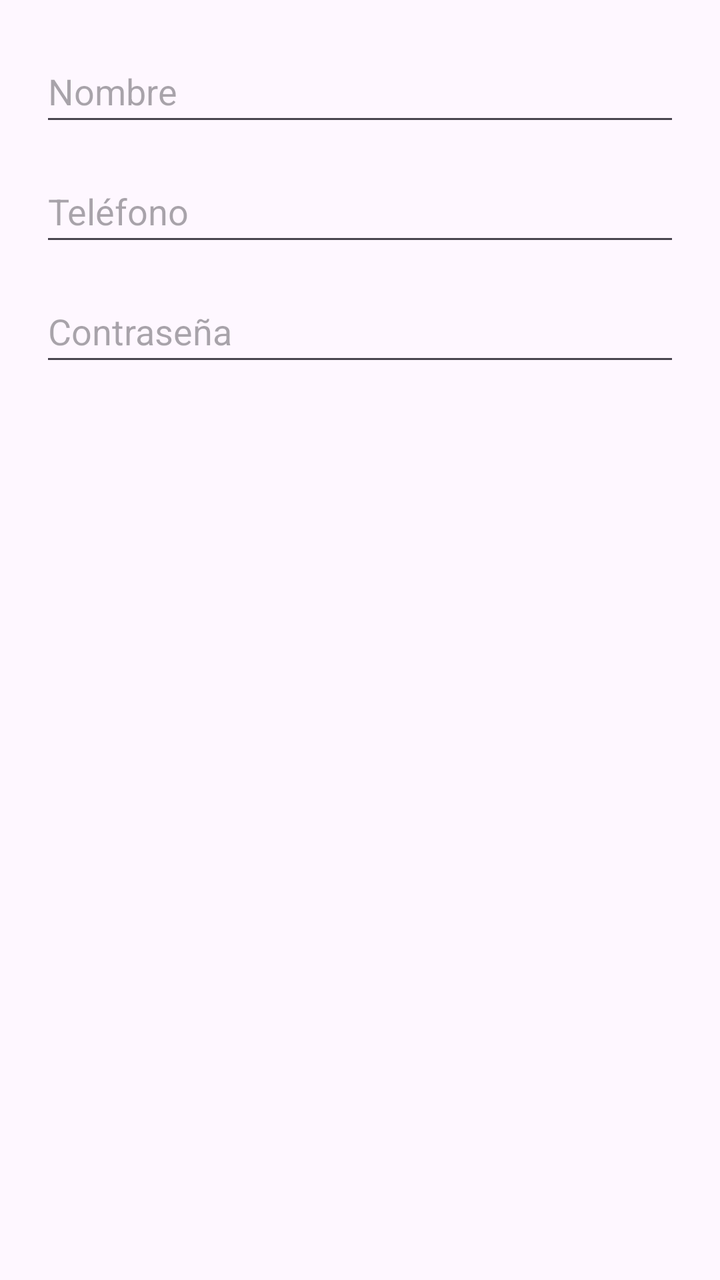
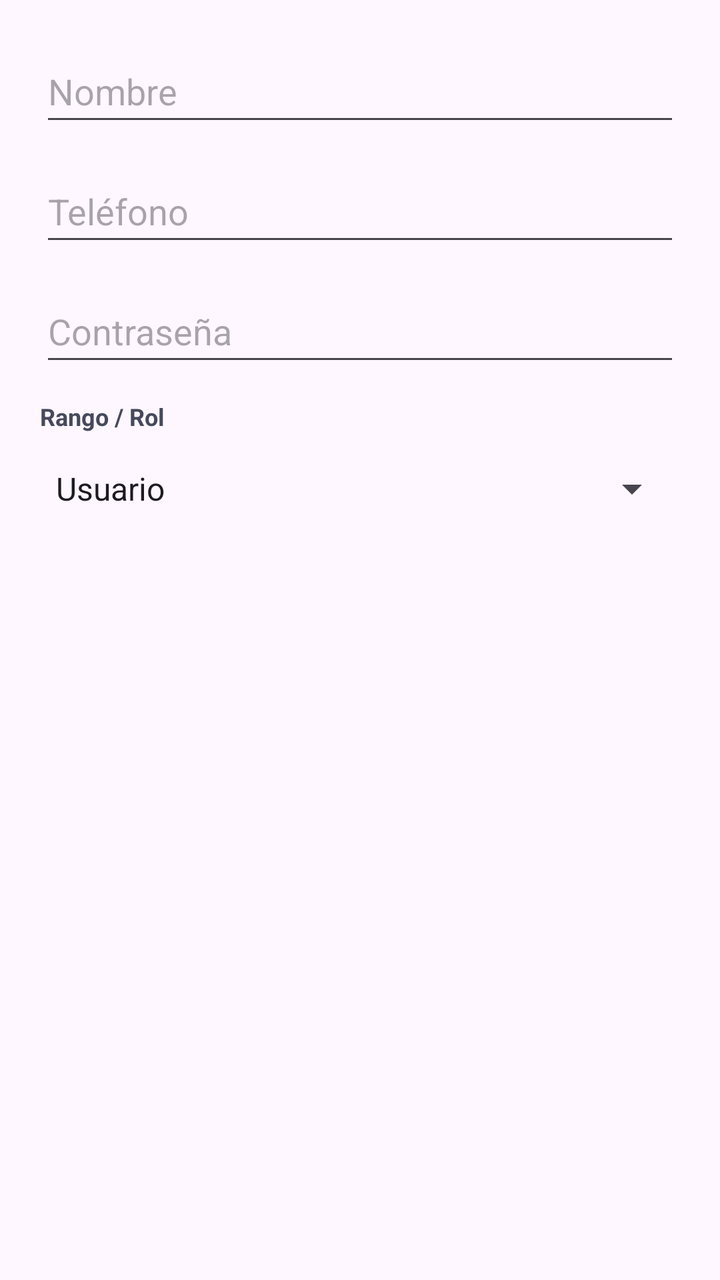

The first picture is an Android layout as it rendered before a commit; the second is the same layout after the commit. The layout source and the unified diff follow.
<!-- AndroidManifest.xml: application theme Theme.DeCaminoACasa -->
<!-- res/layout/dialog_actualizar_usuario.xml -->
<?xml version="1.0" encoding="utf-8"?>
<LinearLayout xmlns:android="http://schemas.android.com/apk/res/android"
    android:layout_width="match_parent"
    android:layout_height="wrap_content"
    android:orientation="vertical"
    android:padding="20dp">

    <EditText
        android:id="@+id/et_edit_nombre"
        android:layout_width="match_parent"
        android:layout_height="wrap_content"
        android:hint="Nombre"
        android:inputType="text"
        android:minHeight="48dp" />

    <EditText
        android:id="@+id/et_edit_telefono"
        android:layout_width="match_parent"
        android:layout_height="wrap_content"
        android:layout_marginTop="12dp"
        android:hint="Teléfono"
        android:inputType="phone"
        android:minHeight="48dp" />

    <EditText
        android:id="@+id/et_edit_password"
        android:layout_width="match_parent"
        android:layout_height="wrap_content"
        android:layout_marginTop="12dp"
        android:hint="Contraseña"
        android:inputType="textPassword"
        android:minHeight="48dp" />

</LinearLayout>
<!-- resources referenced by this layout -->
<resources>
  <style name="Theme.DeCaminoACasa" parent="Base.Theme.DeCaminoACasa" />
  <style name="Base.Theme.DeCaminoACasa" parent="Theme.Material3.DayNight.NoActionBar">
          
          
      </style>
</resources>

<!-- the commit's change to res/layout/dialog_actualizar_usuario.xml (unified diff, before → after) -->
@@ -9,6 +9,7 @@
         android:id="@+id/et_edit_nombre"
         android:layout_width="match_parent"
         android:layout_height="wrap_content"
+        android:autofillHints="name"
         android:hint="Nombre"
         android:inputType="text"
         android:minHeight="48dp" />
@@ -18,6 +19,7 @@
         android:layout_width="match_parent"
         android:layout_height="wrap_content"
         android:layout_marginTop="12dp"
+        android:autofillHints="phone"
         android:hint="Teléfono"
         android:inputType="phone"
         android:minHeight="48dp" />
@@ -27,8 +29,25 @@
         android:layout_width="match_parent"
         android:layout_height="wrap_content"
         android:layout_marginTop="12dp"
+        android:autofillHints="password"
         android:hint="Contraseña"
         android:inputType="textPassword"
         android:minHeight="48dp" />
 
+    <TextView
+        android:layout_width="match_parent"
+        android:layout_height="wrap_content"
+        android:layout_marginTop="12dp"
+        android:text="Rango / Rol"
+        android:textColor="#46495C"
+        android:textSize="12sp"
+        android:textStyle="bold" />
+
+    <Spinner
+        android:id="@+id/spinner_edit_role"
+        android:layout_width="match_parent"
+        android:layout_height="48dp"
+        android:layout_marginTop="4dp"
+        android:entries="@array/roles_array" />
+
 </LinearLayout>
<!-- resource entries referenced after the edit -->
@@ -1,5 +1,9 @@
 <!-- resources referenced by this layout -->
 <resources>
+  <string-array name="roles_array">
+          <item>Usuario</item>
+          <item>Administrador</item>
+      </string-array>
   <style name="Theme.DeCaminoACasa" parent="Base.Theme.DeCaminoACasa" />
   <style name="Base.Theme.DeCaminoACasa" parent="Theme.Material3.DayNight.NoActionBar">
           
